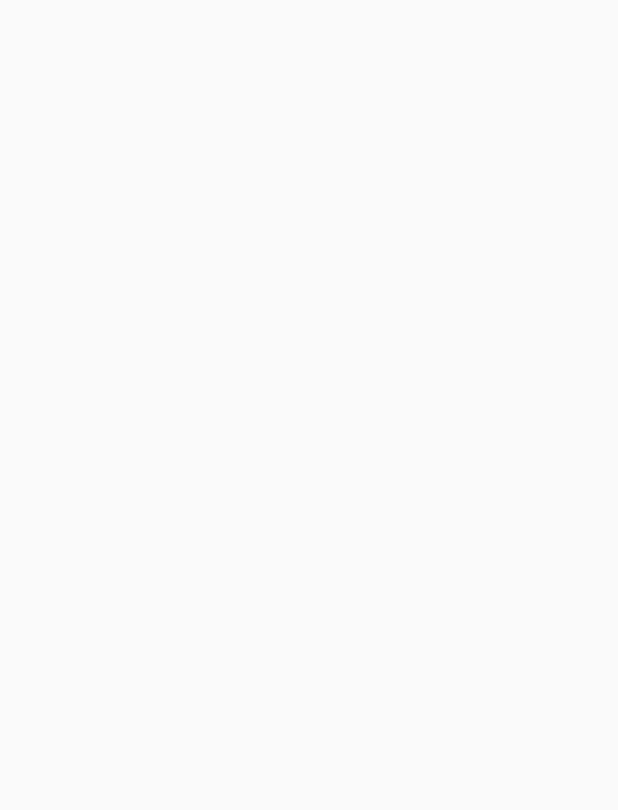
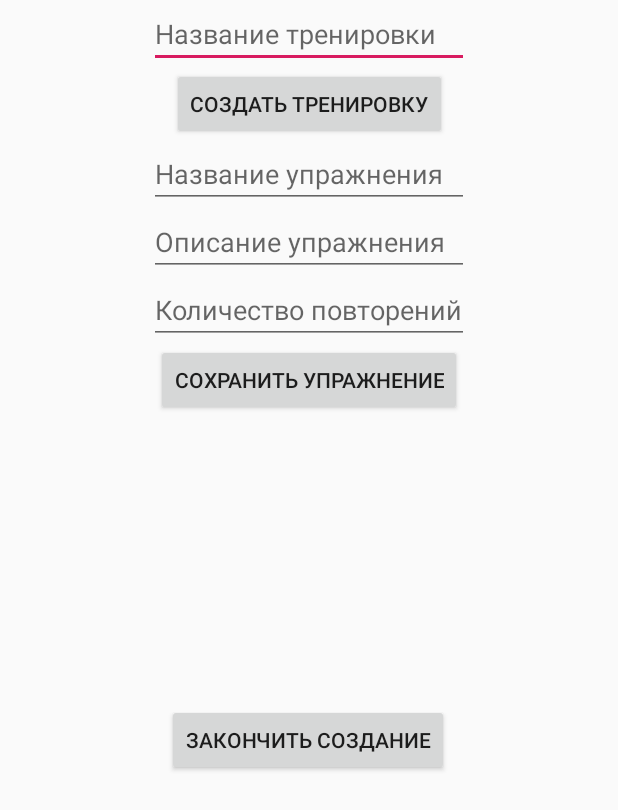
Before and after one commit to Pobiguylo/MyProject, an Android app: the AddActivity screen opened directly, with no data from a screen before it, on a phone screen of 412 x 824 dp. Before the commit the part shown is empty. Shown: the top 810 px of the screen. Run offline under Robolectric (Android 15) with nearby library versions, the phone set to English and light mode, and no system bars.

Commit message:
Всё робит, делать добавление

```diff
--- a/app/src/main/java/com/example/knead_yourself/AddActivity.java
+++ b/app/src/main/java/com/example/knead_yourself/AddActivity.java
@@ -3,13 +3,29 @@ package com.example.knead_yourself;
 import androidx.appcompat.app.AppCompatActivity;
 
 import android.os.Bundle;
+import android.widget.Button;
+import android.widget.EditText;
+import android.widget.TextView;
 
 public class AddActivity extends AppCompatActivity {
-
+    EditText nameTr;
+    EditText nameEx;
+    EditText descEx;
+    EditText scoreEx;
+    Button conTr;
+    Button conEx;
+    Button end;
     @Override
     protected void onCreate(Bundle savedInstanceState) {
         super.onCreate(savedInstanceState);
         setContentView(R.layout.activity_add);
+        this.nameTr = findViewById(R.id.editTraining);
+        this.nameEx = findViewById(R.id.namEx);
+        this.descEx = findViewById(R.id.desEx);
+        this.scoreEx = findViewById(R.id.scrEx);
+        this.conTr = findViewById(R.id.baddTr);
+        this.conEx = findViewById(R.id.coEx);
+        this.end = findViewById(R.id.end);
 
     }
 }
--- a/app/src/main/res/layout/activity_add.xml
+++ b/app/src/main/res/layout/activity_add.xml
@@ -6,4 +6,76 @@
     android:layout_height="match_parent"
     tools:context=".AddActivity">
 
+    <EditText
+        android:id="@+id/editTraining"
+        android:layout_width="wrap_content"
+        android:layout_height="wrap_content"
+        android:ems="10"
+        android:hint="@string/addTr"
+        android:inputType="textPersonName"
+        app:layout_constraintEnd_toEndOf="parent"
+        app:layout_constraintStart_toStartOf="parent"
+        app:layout_constraintTop_toTopOf="parent" />
+
+    <Button
+        android:id="@+id/baddTr"
+        android:layout_width="wrap_content"
+        android:layout_height="wrap_content"
+        android:text="@string/conTr"
+        app:layout_constraintEnd_toEndOf="parent"
+        app:layout_constraintStart_toStartOf="parent"
+        app:layout_constraintTop_toBottomOf="@+id/editTraining" />
+
+    <EditText
+        android:id="@+id/namEx"
+        android:layout_width="wrap_content"
+        android:layout_height="wrap_content"
+        android:ems="10"
+        android:hint="@string/nameEx"
+        android:inputType="textPersonName"
+        app:layout_constraintEnd_toEndOf="parent"
+        app:layout_constraintStart_toStartOf="parent"
+        app:layout_constraintTop_toBottomOf="@+id/baddTr" />
+
+    <EditText
+        android:id="@+id/desEx"
+        android:layout_width="wrap_content"
+        android:layout_height="wrap_content"
+        android:ems="10"
+        android:hint="@string/desEx"
+        android:inputType="textPersonName"
+        app:layout_constraintEnd_toEndOf="parent"
+        app:layout_constraintStart_toStartOf="parent"
+        app:layout_constraintTop_toBottomOf="@+id/namEx" />
+
+    <EditText
+        android:id="@+id/scrEx"
+        android:layout_width="wrap_content"
+        android:layout_height="wrap_content"
+        android:ems="10"
+        android:hint="@string/scEx"
+        android:inputType="textPersonName"
+        app:layout_constraintEnd_toEndOf="parent"
+        app:layout_constraintStart_toStartOf="parent"
+        app:layout_constraintTop_toBottomOf="@+id/desEx" />
+
+    <Button
+        android:id="@+id/coEx"
+        android:layout_width="wrap_content"
+        android:layout_height="wrap_content"
+        android:text="@string/conEx"
+        app:layout_constraintEnd_toEndOf="parent"
+        app:layout_constraintStart_toStartOf="parent"
+        app:layout_constraintTop_toBottomOf="@+id/scrEx" />
+
+    <Button
+        android:id="@+id/end"
+        android:layout_width="wrap_content"
+        android:layout_height="wrap_content"
+        android:layout_marginTop="192dp"
+        android:text="@string/end"
+        app:layout_constraintEnd_toEndOf="parent"
+        app:layout_constraintHorizontal_bias="0.498"
+        app:layout_constraintStart_toStartOf="parent"
+        app:layout_constraintTop_toBottomOf="@+id/coEx" />
 </androidx.constraintlayout.widget.ConstraintLayout>
--- a/app/src/main/res/values/strings.xml
+++ b/app/src/main/res/values/strings.xml
@@ -5,4 +5,11 @@
     <string name="progress">Прогресс</string>
     <string name="list">Все занятия</string>
     <string name="cont">Продолжить</string>
+    <string name="addTr"> Название тренировки</string>
+    <string name="conTr"> Cоздать тренировку</string>
+    <string name="nameEx"> Название упражнения</string>
+    <string name="desEx"> Описание упражнения</string>
+    <string name="scEx">  Количество повторений</string>
+    <string name="conEx"> Сохранить упражнение</string>
+    <string name="end"> Закончить создание</string>
 </resources>
```
